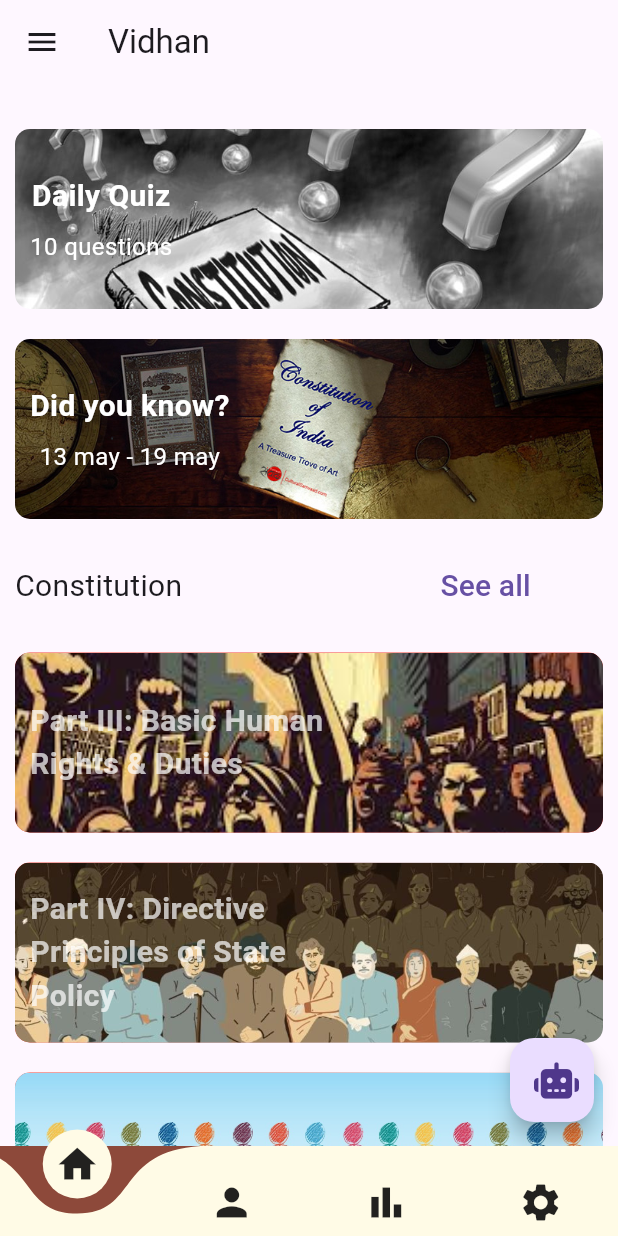
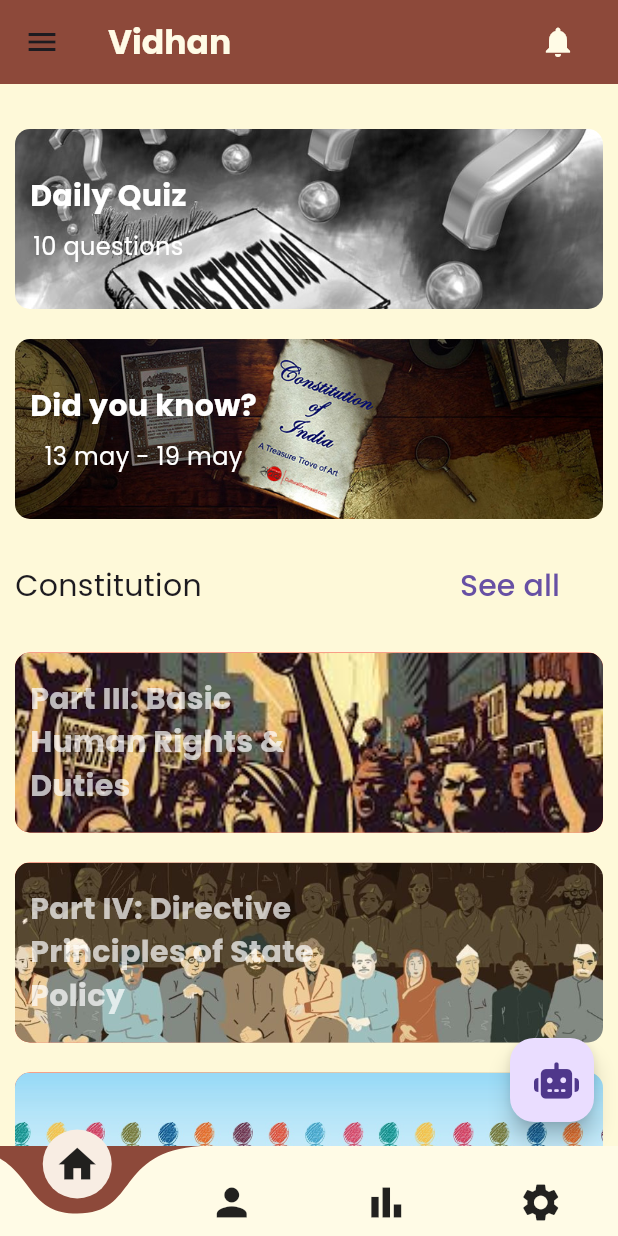
Before and after one commit to Sachinbgithub/vidhan, a Flutter app: the BottomNav screen opened by its route, on a phone screen of 412 x 824 dp. Run offline on Flutter 3.47's test engine with Material 3 defaults, Android fonts, the phone set to English and light mode, and no system bars; drawn by our look-alikes of curved_navigation_bar; our stand-ins replace audioplayers, carousel_slider, firebase_auth, firebase_core, flutter_markdown, font_awesome_flutter and 3 more; accounts and stored records are empty.

Commit message:
home page, profile page & drawer updated

```diff
--- a/lib/pages/homepage.dart
+++ b/lib/pages/homepage.dart
@@ -10,6 +10,7 @@ import 'package:vidhan/pages/settings_page.dart';
 import 'package:vidhan/utility/bottom_nav.dart';
 import '../content/video_player_page.dart';
 import 'chat.dart';
+import 'package:google_fonts/google_fonts.dart';
 
 class HomePage extends StatefulWidget {
   const HomePage({super.key});
@@ -22,52 +23,60 @@ class _HomePageState extends State<HomePage> {
   @override
   Widget build(BuildContext context) {
     return Scaffold(
+      backgroundColor: Color(0xFFFEF9D9),
       drawer: Drawer(
-        backgroundColor: Colors.grey,
+        backgroundColor: Color(0xFFFEECB3),
         child: Column(
           children: [
-            DrawerHeader(child: Text("Vidhan")),
-            // ListTile(
-            //   leading: const Icon(Icons.home),
-            //   title: const Text("Home"),
-            //   onTap: () {
-            //     // Navigator.popUntil(context, ModalRoute.withName('/home'));
-            //     // Navigator.pushReplacementNamed(context, '/home');
-            //     Navigator.pop(context);
-            //   },
-            // ),
-            // ListTile(
-            //   leading: const Icon(Icons.person),
-            //   title: const Text("Profile"),
-            //   onTap: () {
-            //     Navigator.pushNamedAndRemoveUntil(context, '/profile', (route) => false);
-            //     // Navigator.pop(context);
-            //   },
-            // ),
-            // ListTile(
-            //   leading: const Icon(Icons.settings),
-            //   title: const Text("Settings"),
-            //   onTap: () {
-            //     Navigator.pushNamed(context, '/settings');
-            //   },
-            // ),
+            DrawerHeader(
+              child: Text(
+                "V I D H A N",
+                style: GoogleFonts.poppins(
+                  // Use any Google Font here, like Poppins
+                  textStyle: TextStyle(
+                    fontSize: 40, // Adjust font size as needed
+                    fontWeight: FontWeight.w500,
+                    color: Color(0xFFA04747), // Adjust text color as needed
+                  ),
+                ),
+              ),
+            ),
+
             ListTile(
-              leading: const Icon(Icons.home),
-              title: const Text("H O M E"),
+              leading: const Icon(Icons.home, color: Color(0xFFA04747)),
+              title: const Text(
+                "H O M E",
+                style: TextStyle(
+                  color: Color(0xFFA04747),
+                  fontWeight: FontWeight.bold, // Set the color you want here
+                ),
+              ),
               onTap: () async {
                 Navigator.pushReplacementNamed(context, '/home');
               },
             ),
             ListTile(
-              leading: const Icon(Icons.settings),
-              title: const Text("S E T T I N G"),
+              leading: const Icon(Icons.settings, color: Color(0xFFA04747)),
+              title: const Text(
+                "S E T T I N G",
+                style: TextStyle(
+                  color: Color(0xFFA04747),
+                  fontWeight: FontWeight.bold, // Set the color you want here
+                ),
+              ),
               onTap: () async {
                 // Navigator.pushReplacementNamed(context, '/settings');
               },
             ),
             ListTile(
-              leading: const Icon(Icons.logout),
-              title: const Text("S I G N O U T"),
+              leading: const Icon(Icons.logout, color: Color(0xFFA04747)),
+              title: const Text(
+                "S I G N O U T",
+                style: TextStyle(
+                  color: Color(0xFFA04747),
+                  fontWeight: FontWeight.bold, // Set the color you want here
+                ),
+              ),
               onTap: () async {
                 await FirebaseAuth.instance.signOut();
                 Navigator.pushReplacementNamed(context, '/login');
@@ -78,7 +87,27 @@ class _HomePageState extends State<HomePage> {
         ),
       ),
       appBar: AppBar(
-        title: const Text("Vidhan"),
+        backgroundColor: Color(0xFF8D493A),
+        title: const Text(
+          "Vidhan",
+          style: TextStyle(
+            color: Color(0xFFFFFBE6),
+            fontWeight: FontWeight.bold,
+          ),
+        ),
+        actions: [
+          IconButton(
+            icon: Icon(
+              Icons.notifications,
+              // Use FontAwesomeIcons if you want different icons
+              color: Color(0xFFFFFBE6), // Match the text color for consistency
+            ),
+            onPressed: () {
+              Navigator.pushNamed(context, '/notifications');
+            },
+          ),
+          SizedBox(width: 16), // Optional spacing between icons
+        ],
       ),
       floatingActionButton: FloatingActionButton(
         onPressed: () {
@@ -383,14 +412,14 @@ class _HomePageState extends State<HomePage> {
                     child: Container(
                       decoration: BoxDecoration(
                         image: const DecorationImage(
-                        filterQuality: FilterQuality.medium ,
+                          filterQuality: FilterQuality.medium,
                           image: AssetImage('assets/part_IV.jpg'),
                           fit: BoxFit.cover,
                         ),
                         // color: Colors.red,
-                        gradient: const LinearGradient(colors: [Colors.red, Colors.transparent]),
+                        gradient: const LinearGradient(
+                            colors: [Colors.red, Colors.transparent]),
                         borderRadius: BorderRadius.circular(10),
-
                       ),
                       child: Padding(
                         padding: const EdgeInsets.symmetric(
@@ -419,7 +448,8 @@ class _HomePageState extends State<HomePage> {
                       ),
                     ),
                   ),
-                ), Padding(
+                ),
+                Padding(
                   padding:
                       const EdgeInsets.symmetric(horizontal: 10, vertical: 10),
                   child: GestureDetector(
@@ -432,14 +462,14 @@ class _HomePageState extends State<HomePage> {
                     child: Container(
                       decoration: BoxDecoration(
                         image: const DecorationImage(
-                        filterQuality: FilterQuality.medium ,
+                          filterQuality: FilterQuality.medium,
                           image: AssetImage('assets/crowd.jpg'),
                           fit: BoxFit.cover,
                         ),
                         // color: Colors.red,
-                        gradient: const LinearGradient(colors: [Colors.red, Colors.transparent]),
+                        gradient: const LinearGradient(
+                            colors: [Colors.red, Colors.transparent]),
                         borderRadius: BorderRadius.circular(10),
-
                       ),
                       child: Padding(
                         padding: const EdgeInsets.symmetric(
--- a/lib/utility/bottom_nav.dart
+++ b/lib/utility/bottom_nav.dart
@@ -58,7 +58,7 @@ class _BottomNavState extends State<BottomNav> {
         ],
         color: Color(0xFFFFFBE6),
 
-        buttonBackgroundColor: Color(0xFFFFFBE6),
+        buttonBackgroundColor: Color(0xFFF8EDE3),
         backgroundColor: Color(0xFF8D493A),
 
         animationCurve: Curves.easeInOut,
```
Also changed, not shown: lib/main.dart (+7 -7 lines), lib/pages/profile_page.dart (+100 -41 lines), pubspec.yaml (+7 -4 lines), pubspec.lock. Lines whose indentation alone changed are shown as unchanged.
